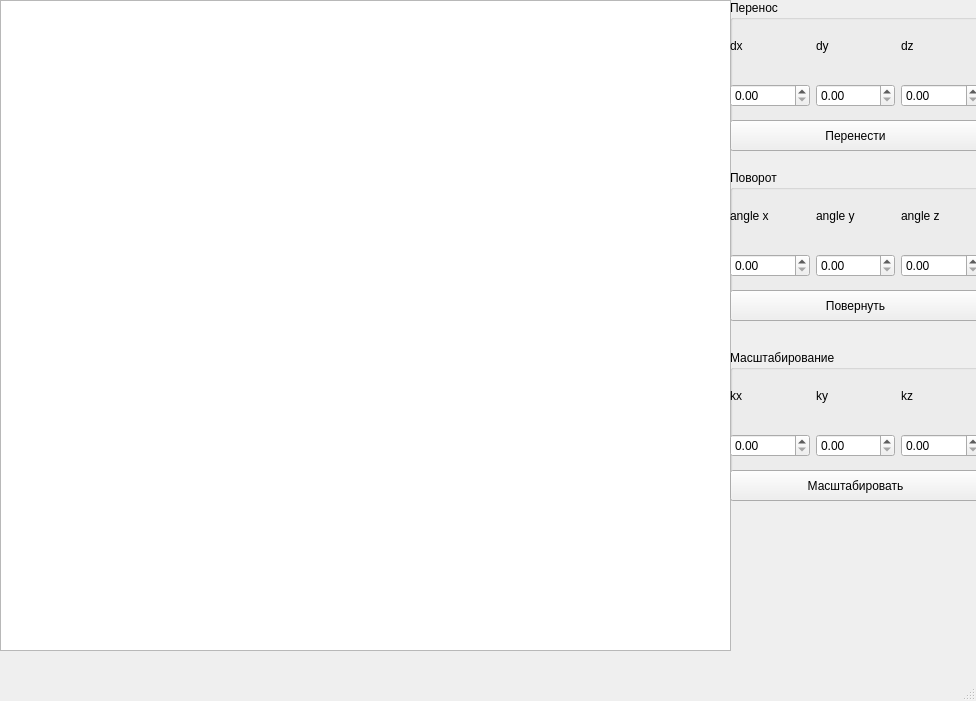
The window that lab_1/mainwindow.ui (ParShilo/IU7-OOP) describes before a commit, drawn with Qt 5.
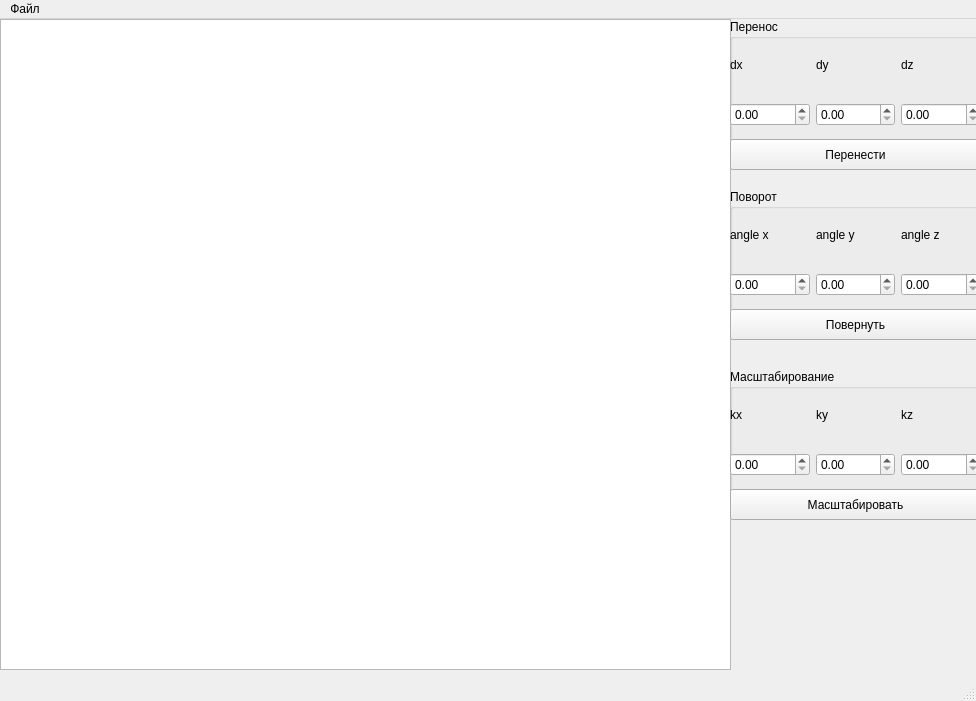
The same window after the commit.

```diff
--- a/lab_1/mainwindow.ui
+++ b/lab_1/mainwindow.ui
@@ -10,6 +10,124 @@
     <height>701</height>
    </rect>
   </property>
+  <property name="palette">
+   <palette>
+    <active>
+     <colorrole role="WindowText">
+      <brush brushstyle="SolidPattern">
+       <color alpha="255">
+        <red>255</red>
+        <green>255</green>
+        <blue>255</blue>
+       </color>
+      </brush>
+     </colorrole>
+     <colorrole role="Base">
+      <brush brushstyle="SolidPattern">
+       <color alpha="255">
+        <red>0</red>
+        <green>0</green>
+        <blue>0</blue>
+       </color>
+      </brush>
+     </colorrole>
+     <colorrole role="Window">
+      <brush brushstyle="SolidPattern">
+       <color alpha="255">
+        <red>0</red>
+        <green>0</green>
+        <blue>0</blue>
+       </color>
+      </brush>
+     </colorrole>
+     <colorrole role="Shadow">
+      <brush brushstyle="SolidPattern">
+       <color alpha="255">
+        <red>0</red>
+        <green>0</green>
+        <blue>0</blue>
+       </color>
+      </brush>
+     </colorrole>
+    </active>
+    <inactive>
+     <colorrole role="WindowText">
+      <brush brushstyle="SolidPattern">
+       <color alpha="255">
+        <red>0</red>
+        <green>0</green>
+        <blue>0</blue>
+       </color>
+      </brush>
+     </colorrole>
+     <colorrole role="Base">
+      <brush brushstyle="SolidPattern">
+       <color alpha="255">
+        <red>255</red>
+        <green>255</green>
+        <blue>255</blue>
+       </color>
+      </brush>
+     </colorrole>
+     <colorrole role="Window">
+      <brush brushstyle="SolidPattern">
+       <color alpha="255">
+        <red>239</red>
+        <green>239</green>
+        <blue>239</blue>
+       </color>
+      </brush>
+     </colorrole>
+     <colorrole role="Shadow">
+      <brush brushstyle="SolidPattern">
+       <color alpha="255">
+        <red>118</red>
+        <green>118</green>
+        <blue>118</blue>
+       </color>
+      </brush>
+     </colorrole>
+    </inactive>
+    <disabled>
+     <colorrole role="WindowText">
+      <brush brushstyle="SolidPattern">
+       <color alpha="255">
+        <red>190</red>
+        <green>190</green>
+        <blue>190</blue>
+       </color>
+      </brush>
+     </colorrole>
+     <colorrole role="Base">
+      <brush brushstyle="SolidPattern">
+       <color alpha="255">
+        <red>0</red>
+        <green>0</green>
+        <blue>0</blue>
+       </color>
+      </brush>
+     </colorrole>
+     <colorrole role="Window">
+      <brush brushstyle="SolidPattern">
+       <color alpha="255">
+        <red>0</red>
+        <green>0</green>
+        <blue>0</blue>
+       </color>
+      </brush>
+     </colorrole>
+     <colorrole role="Shadow">
+      <brush brushstyle="SolidPattern">
+       <color alpha="255">
+        <red>177</red>
+        <green>177</green>
+        <blue>177</blue>
+       </color>
+      </brush>
+     </colorrole>
+    </disabled>
+   </palette>
+  </property>
   <property name="windowTitle">
    <string>MainWindow</string>
   </property>
@@ -33,6 +151,70 @@
       <height>151</height>
      </rect>
     </property>
+    <property name="palette">
+     <palette>
+      <active>
+       <colorrole role="WindowText">
+        <brush brushstyle="SolidPattern">
+         <color alpha="255">
+          <red>255</red>
+          <green>255</green>
+          <blue>255</blue>
+         </color>
+        </brush>
+       </colorrole>
+       <colorrole role="Window">
+        <brush brushstyle="SolidPattern">
+         <color alpha="255">
+          <red>0</red>
+          <green>0</green>
+          <blue>0</blue>
+         </color>
+        </brush>
+       </colorrole>
+      </active>
+      <inactive>
+       <colorrole role="WindowText">
+        <brush brushstyle="SolidPattern">
+         <color alpha="255">
+          <red>0</red>
+          <green>0</green>
+          <blue>0</blue>
+         </color>
+        </brush>
+       </colorrole>
+       <colorrole role="Window">
+        <brush brushstyle="SolidPattern">
+         <color alpha="255">
+          <red>239</red>
+          <green>239</green>
+          <blue>239</blue>
+         </color>
+        </brush>
+       </colorrole>
+      </inactive>
+      <disabled>
+       <colorrole role="WindowText">
+        <brush brushstyle="SolidPattern">
+         <color alpha="255">
+          <red>190</red>
+          <green>190</green>
+          <blue>190</blue>
+         </color>
+        </brush>
+       </colorrole>
+       <colorrole role="Window">
+        <brush brushstyle="SolidPattern">
+         <color alpha="255">
+          <red>0</red>
+          <green>0</green>
+          <blue>0</blue>
+         </color>
+        </brush>
+       </colorrole>
+      </disabled>
+     </palette>
+    </property>
     <property name="title">
      <string>Перенос</string>
     </property>
@@ -45,6 +227,43 @@
        <height>31</height>
       </rect>
      </property>
+     <property name="palette">
+      <palette>
+       <active>
+        <colorrole role="Button">
+         <brush brushstyle="SolidPattern">
+          <color alpha="255">
+           <red>255</red>
+           <green>255</green>
+           <blue>255</blue>
+          </color>
+         </brush>
+        </colorrole>
+       </active>
+       <inactive>
+        <colorrole role="Button">
+         <brush brushstyle="SolidPattern">
+          <color alpha="255">
+           <red>239</red>
+           <green>239</green>
+           <blue>239</blue>
+          </color>
+         </brush>
+        </colorrole>
+       </inactive>
+       <disabled>
+        <colorrole role="Button">
+         <brush brushstyle="SolidPattern">
+          <color alpha="255">
+           <red>255</red>
+           <green>255</green>
+           <blue>255</blue>
+          </color>
+         </brush>
+        </colorrole>
+       </disabled>
+      </palette>
+     </property>
      <property name="text">
       <string>Перенести</string>
      </property>
@@ -99,13 +318,127 @@
      </property>
      <layout class="QHBoxLayout" name="horizontalLayout_2">
       <item>
-       <widget class="QDoubleSpinBox" name="move_x"/>
+       <widget class="QDoubleSpinBox" name="move_x">
+        <property name="palette">
+         <palette>
+          <active>
+           <colorrole role="Base">
+            <brush brushstyle="SolidPattern">
+             <color alpha="255">
+              <red>255</red>
+              <green>255</green>
+              <blue>255</blue>
+             </color>
+            </brush>
+           </colorrole>
+          </active>
+          <inactive>
+           <colorrole role="Base">
+            <brush brushstyle="SolidPattern">
+             <color alpha="255">
+              <red>255</red>
+              <green>255</green>
+              <blue>255</blue>
+             </color>
+            </brush>
+           </colorrole>
+          </inactive>
+          <disabled>
+           <colorrole role="Base">
+            <brush brushstyle="SolidPattern">
+             <color alpha="255">
+              <red>239</red>
+              <green>239</green>
+              <blue>239</blue>
+             </color>
+            </brush>
+           </colorrole>
+          </disabled>
+         </palette>
+        </property>
+       </widget>
       </item>
       <item>
-       <widget class="QDoubleSpinBox" name="move_y"/>
+       <widget class="QDoubleSpinBox" name="move_y">
+        <property name="palette">
+         <palette>
+          <active>
+           <colorrole role="Base">
+            <brush brushstyle="SolidPattern">
+             <color alpha="255">
+              <red>255</red>
+              <green>255</green>
+              <blue>255</blue>
+             </color>
+            </brush>
+           </colorrole>
+          </active>
+          <inactive>
+           <colorrole role="Base">
+            <brush brushstyle="SolidPattern">
+             <color alpha="255">
+              <red>255</red>
+              <green>255</green>
+              <blue>255</blue>
+             </color>
+            </brush>
+           </colorrole>
+          </inactive>
+          <disabled>
+           <colorrole role="Base">
+            <brush brushstyle="SolidPattern">
+             <color alpha="255">
+              <red>239</red>
+              <green>239</green>
+              <blue>239</blue>
+             </color>
+            </brush>
+           </colorrole>
+          </disabled>
+         </palette>
+        </property>
+       </widget>
       </item>
       <item>
-       <widget class="QDoubleSpinBox" name="move_z"/>
+       <widget class="QDoubleSpinBox" name="move_z">
+        <property name="palette">
+         <palette>
+          <active>
+           <colorrole role="Base">
+            <brush brushstyle="SolidPattern">
+             <color alpha="255">
+              <red>255</red>
+              <green>255</green>
+              <blue>255</blue>
+             </color>
+            </brush>
+           </colorrole>
+          </active>
+          <inactive>
+           <colorrole role="Base">
+            <brush brushstyle="SolidPattern">
+             <color alpha="255">
+              <red>255</red>
+              <green>255</green>
+              <blue>255</blue>
+             </color>
+            </brush>
+           </colorrole>
+          </inactive>
+          <disabled>
+           <colorrole role="Base">
+            <brush brushstyle="SolidPattern">
+             <color alpha="255">
+              <red>239</red>
+              <green>239</green>
+              <blue>239</blue>
+             </color>
+            </brush>
+           </colorrole>
+          </disabled>
+         </palette>
+        </property>
+       </widget>
       </item>
      </layout>
     </widget>
@@ -119,6 +452,43 @@
       <height>151</height>
      </rect>
     </property>
+    <property name="palette">
+     <palette>
+      <active>
+       <colorrole role="Window">
+        <brush brushstyle="SolidPattern">
+         <color alpha="255">
+          <red>0</red>
+          <green>0</green>
+          <blue>0</blue>
+         </color>
+        </brush>
+       </colorrole>
+      </active>
+      <inactive>
+       <colorrole role="Window">
+        <brush brushstyle="SolidPattern">
+         <color alpha="255">
+          <red>239</red>
+          <green>239</green>
+          <blue>239</blue>
+         </color>
+        </brush>
+       </colorrole>
+      </inactive>
+      <disabled>
+       <colorrole role="Window">
+        <brush brushstyle="SolidPattern">
+         <color alpha="255">
+          <red>0</red>
+          <green>0</green>
+          <blue>0</blue>
+         </color>
+        </brush>
+       </colorrole>
+      </disabled>
+     </palette>
+    </property>
     <property name="title">
      <string>Поворот</string>
     </property>
@@ -131,6 +501,43 @@
        <height>31</height>
       </rect>
      </property>
+     <property name="palette">
+      <palette>
+       <active>
+        <colorrole role="Button">
+         <brush brushstyle="SolidPattern">
+          <color alpha="255">
+           <red>255</red>
+           <green>255</green>
+           <blue>255</blue>
+          </color>
+         </brush>
+        </colorrole>
+       </active>
+       <inactive>
+        <colorrole role="Button">
+         <brush brushstyle="SolidPattern">
+          <color alpha="255">
+           <red>239</red>
+           <green>239</green>
+           <blue>239</blue>
+          </color>
+         </brush>
+        </colorrole>
+       </inactive>
+       <disabled>
+        <colorrole role="Button">
+         <brush brushstyle="SolidPattern">
+          <color alpha="255">
+           <red>255</red>
+           <green>255</green>
+           <blue>255</blue>
+          </color>
+         </brush>
+        </colorrole>
+       </disabled>
+      </palette>
+     </property>
      <property name="text">
       <string>Повернуть</string>
      </property>
@@ -185,13 +592,127 @@
      </property>
      <layout class="QHBoxLayout" name="horizontalLayout_4">
       <item>
-       <widget class="QDoubleSpinBox" name="rotate_x"/>
+       <widget class="QDoubleSpinBox" name="rotate_x">
+        <property name="palette">
+         <palette>
+          <active>
+           <colorrole role="Base">
+            <brush brushstyle="SolidPattern">
+             <color alpha="255">
+              <red>255</red>
+              <green>255</green>
+              <blue>255</blue>
+             </color>
+            </brush>
+           </colorrole>
+          </active>
+          <inactive>
+           <colorrole role="Base">
+            <brush brushstyle="SolidPattern">
+             <color alpha="255">
+              <red>255</red>
+              <green>255</green>
+              <blue>255</blue>
+             </color>
+            </brush>
+           </colorrole>
+          </inactive>
+          <disabled>
+           <colorrole role="Base">
+            <brush brushstyle="SolidPattern">
+             <color alpha="255">
+              <red>239</red>
+              <green>239</green>
+              <blue>239</blue>
+             </color>
+            </brush>
+           </colorrole>
+          </disabled>
+         </palette>
+        </property>
+       </widget>
       </item>
       <item>
-       <widget class="QDoubleSpinBox" name="rotate_y"/>
+       <widget class="QDoubleSpinBox" name="rotate_y">
+        <property name="palette">
+         <palette>
+          <active>
+           <colorrole role="Base">
+            <brush brushstyle="SolidPattern">
+             <color alpha="255">
+              <red>255</red>
+              <green>255</green>
+              <blue>255</blue>
+             </color>
+            </brush>
+           </colorrole>
+          </active>
+          <inactive>
+           <colorrole role="Base">
+            <brush brushstyle="SolidPattern">
+             <color alpha="255">
+              <red>255</red>
+              <green>255</green>
+              <blue>255</blue>
+             </color>
+            </brush>
+           </colorrole>
+          </inactive>
+          <disabled>
+           <colorrole role="Base">
+            <brush brushstyle="SolidPattern">
+             <color alpha="255">
+              <red>239</red>
+              <green>239</green>
+              <blue>239</blue>
+             </color>
+            </brush>
+           </colorrole>
+          </disabled>
+         </palette>
+        </property>
+       </widget>
       </item>
       <item>
-       <widget class="QDoubleSpinBox" name="rotate_z"/>
+       <widget class="QDoubleSpinBox" name="rotate_z">
+        <property name="palette">
+         <palette>
+          <active>
+           <colorrole role="Base">
+            <brush brushstyle="SolidPattern">
+             <color alpha="255">
+              <red>255</red>
+              <green>255</green>
+              <blue>255</blue>
+             </color>
+            </brush>
+           </colorrole>
+          </active>
+          <inactive>
+           <colorrole role="Base">
+            <brush brushstyle="SolidPattern">
+             <color alpha="255">
+              <red>255</red>
+              <green>255</green>
+              <blue>255</blue>
+             </color>
+            </brush>
+           </colorrole>
+          </inactive>
+          <disabled>
+           <colorrole role="Base">
+            <brush brushstyle="SolidPattern">
+             <color alpha="255">
+              <red>239</red>
+              <green>239</green>
+              <blue>239</blue>
+             </color>
+            </brush>
+           </colorrole>
+          </disabled>
+         </palette>
+        </property>
+       </widget>
       </item>
      </layout>
     </widget>
@@ -205,6 +726,43 @@
       <height>151</height>
      </rect>
     </property>
+    <property name="palette">
+     <palette>
+      <active>
+       <colorrole role="Window">
+        <brush brushstyle="SolidPattern">
+         <color alpha="255">
+          <red>0</red>
+          <green>0</green>
+          <blue>0</blue>
+         </color>
+        </brush>
+       </colorrole>
+      </active>
+      <inactive>
+       <colorrole role="Window">
+        <brush brushstyle="SolidPattern">
+         <color alpha="255">
+          <red>239</red>
+          <green>239</green>
+          <blue>239</blue>
+         </color>
+        </brush>
+       </colorrole>
+      </inactive>
+      <disabled>
+       <colorrole role="Window">
+        <brush brushstyle="SolidPattern">
+         <color alpha="255">
+          <red>0</red>
+          <green>0</green>
+          <blue>0</blue>
+         </color>
+        </brush>
+       </colorrole>
+      </disabled>
+     </palette>
+    </property>
     <property name="title">
      <string>Масштабирование</string>
     </property>
@@ -217,6 +775,43 @@
        <height>31</height>
       </rect>
      </property>
+     <property name="palette">
+      <palette>
+       <active>
+        <colorrole role="Button">
+         <brush brushstyle="SolidPattern">
+          <color alpha="255">
+           <red>255</red>
+           <green>255</green>
+           <blue>255</blue>
+          </color>
+         </brush>
+        </colorrole>
+       </active>
+       <inactive>
+        <colorrole role="Button">
+         <brush brushstyle="SolidPattern">
+          <color alpha="255">
+           <red>239</red>
+           <green>239</green>
+           <blue>239</blue>
+          </color>
+         </brush>
+        </colorrole>
+       </inactive>
+       <disabled>
+        <colorrole role="Button">
+         <brush brushstyle="SolidPattern">
+          <color alpha="255">
+           <red>255</red>
+           <green>255</green>
+           <blue>255</blue>
+          </color>
+         </brush>
+        </colorrole>
+       </disabled>
+      </palette>
+     </property>
      <property name="text">
       <string>Масштабировать</string>
      </property>
@@ -232,13 +827,127 @@
      </property>
      <layout class="QHBoxLayout" name="horizontalLayout_5">
       <item>
-       <widget class="QDoubleSpinBox" name="scale_x"/>
+       <widget class="QDoubleSpinBox" name="scale_x">
+        <property name="palette">
+         <palette>
+          <active>
+           <colorrole role="Base">
+            <brush brushstyle="SolidPattern">
+             <color alpha="255">
+              <red>255</red>
+              <green>255</green>
+              <blue>255</blue>
+             </color>
+            </brush>
+           </colorrole>
+          </active>
+          <inactive>
+           <colorrole role="Base">
+            <brush brushstyle="SolidPattern">
+             <color alpha="255">
+              <red>255</red>
+              <green>255</green>
+              <blue>255</blue>
+             </color>
+            </brush>
+           </colorrole>
+          </inactive>
+          <disabled>
+           <colorrole role="Base">
+            <brush brushstyle="SolidPattern">
+             <color alpha="255">
+              <red>239</red>
+              <green>239</green>
+              <blue>239</blue>
+             </color>
+            </brush>
+           </colorrole>
+          </disabled>
+         </palette>
+        </property>
+       </widget>
       </item>
       <item>
-       <widget class="QDoubleSpinBox" name="scalk_y"/>
+       <widget class="QDoubleSpinBox" name="scal_y">
+        <property name="palette">
+         <palette>
+          <active>
+           <colorrole role="Base">
+            <brush brushstyle="SolidPattern">
+             <color alpha="255">
+              <red>255</red>
+              <green>255</green>
+              <blue>255</blue>
+             </color>
+            </brush>
+           </colorrole>
+          </active>
+          <inactive>
+           <colorrole role="Base">
+            <brush brushstyle="SolidPattern">
+             <color alpha="255">
+              <red>255</red>
+              <green>255</green>
+              <blue>255</blue>
+             </color>
+            </brush>
+           </colorrole>
+          </inactive>
+          <disabled>
+           <colorrole role="Base">
+            <brush brushstyle="SolidPattern">
+             <color alpha="255">
+              <red>239</red>
+              <green>239</green>
+              <blue>239</blue>
+             </color>
+            </brush>
+           </colorrole>
+          </disabled>
+         </palette>
+        </property>
+       </widget>
       </item>
       <item>
-       <widget class="QDoubleSpinBox" name="scale_z"/>
+       <widget class="QDoubleSpinBox" name="scale_z">
+        <property name="palette">
+         <palette>
+          <active>
+           <colorrole role="Base">
+            <brush brushstyle="SolidPattern">
+             <color alpha="255">
+              <red>255</red>
+              <green>255</green>
+              <blue>255</blue>
+             </color>
+            </brush>
+           </colorrole>
+          </active>
+          <inactive>
+           <colorrole role="Base">
+            <brush brushstyle="SolidPattern">
+             <color alpha="255">
+              <red>255</red>
+              <green>255</green>
+              <blue>255</blue>
+             </color>
+            </brush>
+           </colorrole>
+          </inactive>
+          <disabled>
+           <colorrole role="Base">
+            <brush brushstyle="SolidPattern">
+             <color alpha="255">
+              <red>239</red>
+              <green>239</green>
+              <blue>239</blue>
+             </color>
+            </brush>
+           </colorrole>
+          </disabled>
+         </palette>
+        </property>
+       </widget>
       </item>
      </layout>
     </widget>
@@ -292,6 +1001,142 @@
      <height>23</height>
     </rect>
    </property>
+   <property name="palette">
+    <palette>
+     <active>
+      <colorrole role="Text">
+       <brush brushstyle="SolidPattern">
+        <color alpha="255">
+         <red>255</red>
+         <green>255</green>
+         <blue>255</blue>
+        </color>
+       </brush>
+      </colorrole>
+      <colorrole role="ButtonText">
+       <brush brushstyle="SolidPattern">
+        <color alpha="255">
+         <red>255</red>
+         <green>255</green>
+         <blue>255</blue>
+        </color>
+       </brush>
+      </colorrole>
+     </active>
+     <inactive>
+      <colorrole role="Text">
+       <brush brushstyle="SolidPattern">
+        <color alpha="255">
+         <red>0</red>
+         <green>0</green>
+         <blue>0</blue>
+        </color>
+       </brush>
+      </colorrole>
+      <colorrole role="ButtonText">
+       <brush brushstyle="SolidPattern">
+        <color alpha="255">
+         <red>0</red>
+         <green>0</green>
+         <blue>0</blue>
+        </color>
+       </brush>
+      </colorrole>
+     </inactive>
+     <disabled>
+      <colorrole role="Text">
+       <brush brushstyle="SolidPattern">
+        <color alpha="255">
+         <red>190</red>
+         <green>190</green>
+         <blue>190</blue>
+        </color>
+       </brush>
+      </colorrole>
+      <colorrole role="ButtonText">
+       <brush brushstyle="SolidPattern">
+        <color alpha="255">
+         <red>190</red>
+         <green>190</green>
+         <blue>190</blue>
+        </color>
+       </brush>
+      </colorrole>
+     </disabled>
+    </palette>
+   </property>
+   <widget class="QMenu" name="file_menu">
+    <property name="palette">
+     <palette>
+      <active>
+       <colorrole role="WindowText">
+        <brush brushstyle="SolidPattern">
+         <color alpha="255">
+          <red>255</red>
+          <green>255</green>
+          <blue>255</blue>
+         </color>
+        </brush>
+       </colorrole>
+       <colorrole role="Text">
+        <brush brushstyle="SolidPattern">
+         <color alpha="255">
+          <red>255</red>
+          <green>255</green>
+          <blue>255</blue>
+         </color>
+        </brush>
+       </colorrole>
+      </active>
+      <inactive>
+       <colorrole role="WindowText">
+        <brush brushstyle="SolidPattern">
+         <color alpha="255">
+          <red>0</red>
+          <green>0</green>
+          <blue>0</blue>
+         </color>
+        </brush>
+       </colorrole>
+       <colorrole role="Text">
+        <brush brushstyle="SolidPattern">
+         <color alpha="255">
+          <red>0</red>
+          <green>0</green>
+          <blue>0</blue>
+         </color>
+        </brush>
+       </colorrole>
+      </inactive>
+      <disabled>
+       <colorrole role="WindowText">
+        <brush brushstyle="SolidPattern">
+         <color alpha="255">
+          <red>190</red>
+          <green>190</green>
+          <blue>190</blue>
+         </color>
+        </brush>
+       </colorrole>
+       <colorrole role="Text">
+        <brush brushstyle="SolidPattern">
+         <color alpha="255">
+          <red>190</red>
+          <green>190</green>
+          <blue>190</blue>
+         </color>
+        </brush>
+       </colorrole>
+      </disabled>
+     </palette>
+    </property>
+    <property name="title">
+     <string>Файл</string>
+    </property>
+    <addaction name="action_open"/>
+    <addaction name="action_save"/>
+   </widget>
+   <addaction name="file_menu"/>
   </widget>
   <widget class="QStatusBar" name="statusbar"/>
  </widget>
```
Left out of the diff: 12 changed lines with no effect on the pictures.
